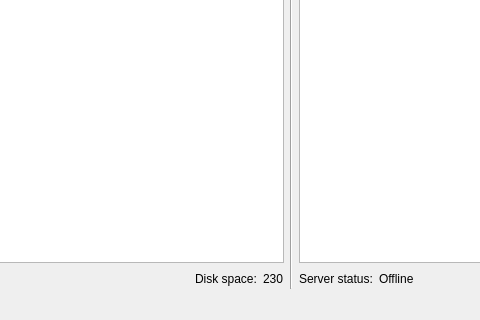
First picture: the form in Server/mainwindow.ui, repository Ast1o465/Qt-Torrent, before the edit; both pictures show x 185 to 665 and y 251 to 571 of the 953 by 571 pixel window.
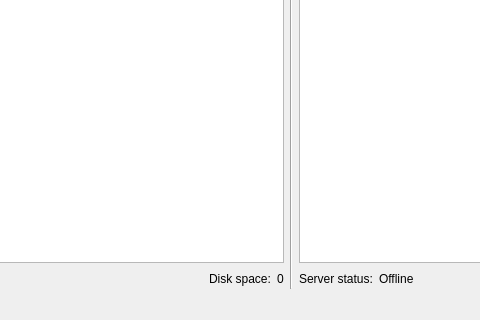
Second picture: the form after the edit.

Patch:
```diff
--- a/Server/mainwindow.ui
+++ b/Server/mainwindow.ui
@@ -159,7 +159,7 @@
                  </font>
                 </property>
                 <property name="text">
-                 <string>230</string>
+                 <string>0</string>
                 </property>
                </widget>
               </item>
```
